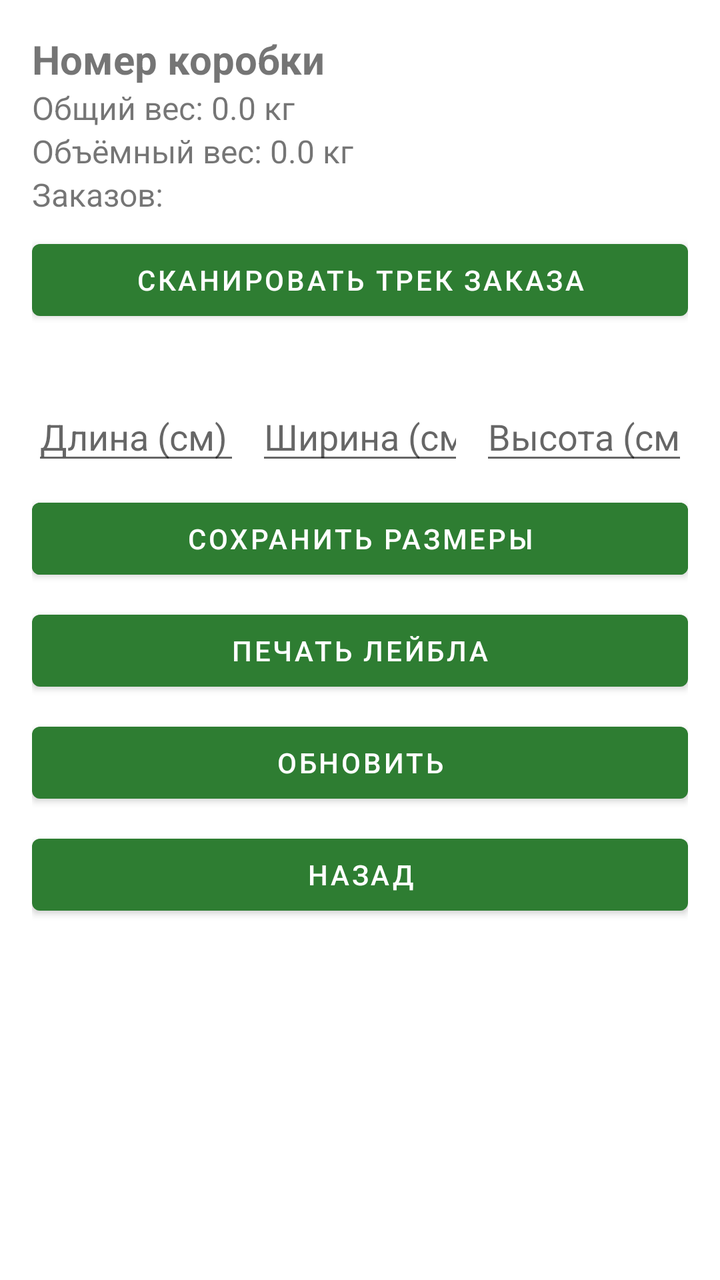
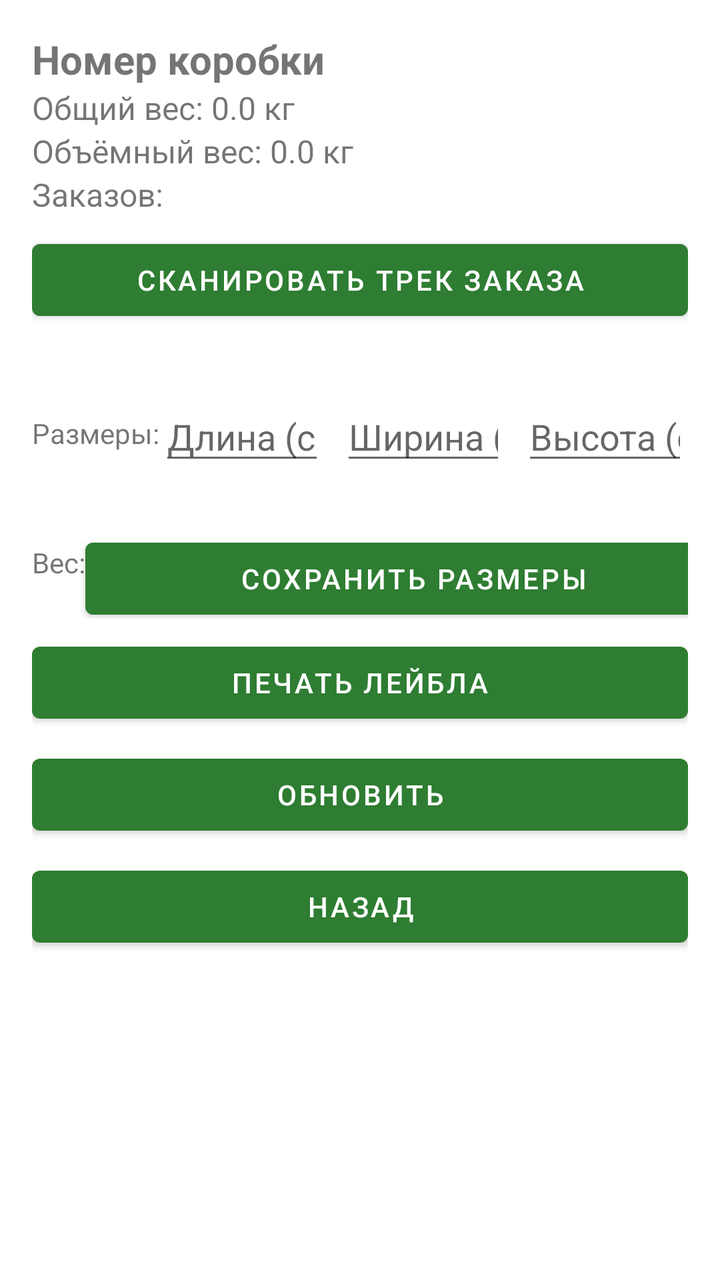

Compare the two renders of this Android layout. The source of the first and the diff that turns it into the second are given below.
<!-- AndroidManifest.xml: application theme AppTheme -->
<!-- res/layout/fragment_box_detail.xml -->
<?xml version="1.0" encoding="utf-8"?>
<ScrollView xmlns:android="http://schemas.android.com/apk/res/android"
    android:layout_width="match_parent"
    android:layout_height="match_parent">

    
    <LinearLayout
        android:layout_width="match_parent"
        android:layout_height="wrap_content"
        android:orientation="vertical"
        android:padding="16dp">

        
        <TextView
            android:id="@+id/tvBoxNumber"
            android:layout_width="wrap_content"
            android:layout_height="wrap_content"
            android:text="Номер коробки"
            android:textSize="20sp"
            android:textStyle="bold" />

        <TextView
            android:id="@+id/tvGrossWeight"
            android:layout_width="wrap_content"
            android:layout_height="wrap_content"
            android:text="Общий вес: 0.0 кг"
            android:textSize="16sp" />

        <TextView
            android:id="@+id/tvVWeight"
            android:layout_width="wrap_content"
            android:layout_height="wrap_content"
            android:text="Объёмный вес: 0.0 кг"
            android:textSize="16sp" />

        <TextView
            android:id="@+id/tvOrderCount"
            android:layout_width="wrap_content"
            android:layout_height="wrap_content"
            android:text="Заказов:"
            android:textSize="16sp" />

        <Button
            android:id="@+id/btnAddOrder"
            android:layout_width="match_parent"
            android:layout_height="wrap_content"
            android:layout_marginTop="8dp"
            android:text="Сканировать трек заказа" />

        <ProgressBar
            android:id="@+id/progressBar"
            android:layout_width="wrap_content"
            android:layout_height="wrap_content"
            android:visibility="gone"
            android:layout_gravity="center" />

        
        <androidx.recyclerview.widget.RecyclerView
            android:id="@+id/rvOrders"
            android:layout_width="match_parent"
            android:layout_height="wrap_content"
            android:layout_marginTop="16dp" />


        
        <LinearLayout
            android:id="@+id/layoutSizes"
            android:layout_width="match_parent"
            android:layout_height="wrap_content"
            android:orientation="horizontal"
            android:gravity="center"
            android:layout_marginTop="16dp">

            <EditText
                android:id="@+id/etLength"
                android:layout_width="0dp"
                android:layout_weight="1"
                android:layout_height="wrap_content"
                android:hint="Длина (см)"
                android:inputType="number" />

            <EditText
                android:id="@+id/etWidth"
                android:layout_width="0dp"
                android:layout_weight="1"
                android:layout_height="wrap_content"
                android:hint="Ширина (см)"
                android:inputType="number"
                android:layout_marginHorizontal="8dp" />

            <EditText
                android:id="@+id/etHeight"
                android:layout_width="0dp"
                android:layout_weight="1"
                android:layout_height="wrap_content"
                android:hint="Высота (см)"
                android:inputType="number" />

        </LinearLayout>

        <Button
            android:id="@+id/btnSaveSizes"
            android:layout_width="match_parent"
            android:layout_height="wrap_content"
            android:layout_marginTop="8dp"
            android:text="Сохранить размеры"
            android:backgroundTint="#2E7D32"
            android:textColor="#FFFFFF" />

        <Button
            android:id="@+id/btnPrint"
            android:layout_width="match_parent"
            android:layout_height="wrap_content"
            android:layout_marginTop="8dp"
            android:text="Печать лейбла" />

        <Button
            android:id="@+id/btnRefresh"
            android:layout_width="match_parent"
            android:layout_height="wrap_content"
            android:layout_marginTop="8dp"
            android:text="Обновить" />

        <Button
            android:id="@+id/btnBack"
            android:layout_width="match_parent"
            android:layout_height="wrap_content"
            android:layout_marginTop="8dp"
            android:text="Назад" />


    </LinearLayout>

</ScrollView>
<!-- resources referenced by this layout -->
<resources>
  <style name="AppTheme" parent="Theme.MaterialComponents.Light.NoActionBar">
          
          <item name="colorPrimary">#2E7D32</item>  
          <item name="colorPrimaryVariant">#1B5E20</item>
          <item name="colorOnPrimary">#FFFFFF</item>
          <item name="colorSecondary">#2E7D32</item>
          <item name="colorSecondaryVariant">#1B5E20</item>
          <item name="colorOnSecondary">#000000</item>
      </style>
</resources>

<!-- the commit's change to res/layout/fragment_box_detail.xml (unified diff, before → after) -->
@@ -71,6 +71,11 @@
             android:gravity="center"
             android:layout_marginTop="16dp">
 
+            <TextView
+                android:layout_width="wrap_content"
+                android:layout_height="wrap_content"
+                android:text="Размеры:" />
+
             <EditText
                 android:id="@+id/etLength"
                 android:layout_width="0dp"
@@ -97,6 +102,26 @@
                 android:inputType="number" />
 
         </LinearLayout>
+    
+    <LinearLayout
+        android:layout_width="match_parent"
+        android:layout_height="wrap_content"
+        android:orientation="horizontal"
+        android:gravity="center_vertical"
+        android:layout_marginTop="16dp">
+
+        <TextView
+            android:layout_width="wrap_content"
+            android:layout_height="wrap_content"
+            android:text="Вес:" />
+
+        <EditText
+            android:id="@+id/etGrossWeight"
+            android:layout_width="0dp"
+            android:layout_height="wrap_content"
+            android:layout_weight="1"
+            android:inputType="numberDecimal"
+            android:hint="Вес (кг)" />
 
         <Button
             android:id="@+id/btnSaveSizes"
@@ -106,6 +131,7 @@
             android:text="Сохранить размеры"
             android:backgroundTint="#2E7D32"
             android:textColor="#FFFFFF" />
+    </LinearLayout>
 
         <Button
             android:id="@+id/btnPrint"
